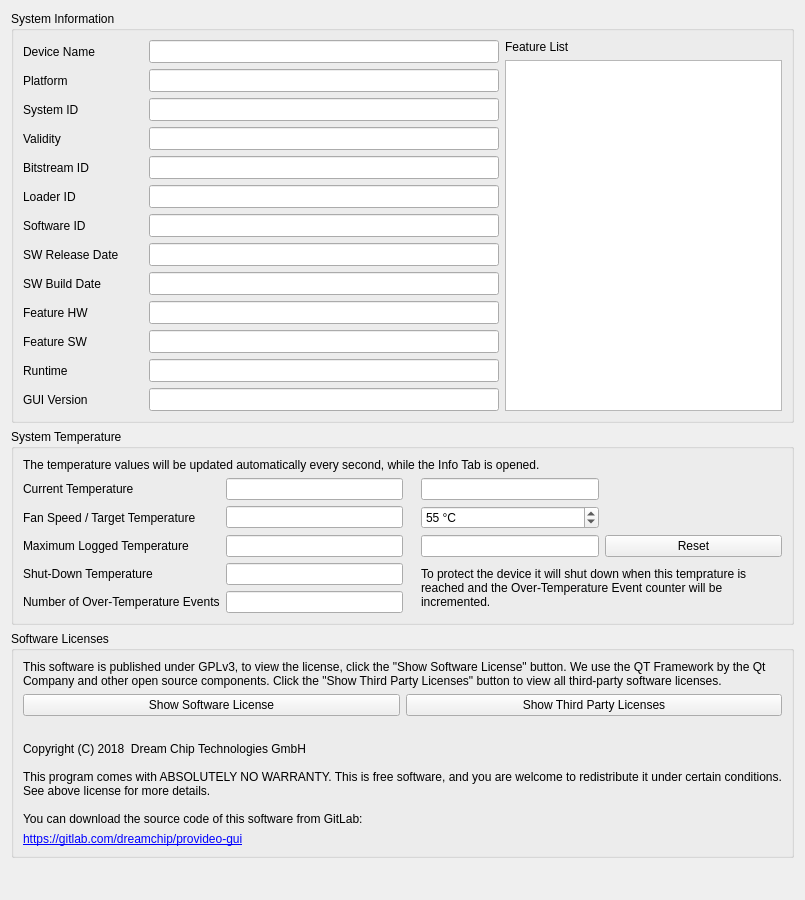
Old version of the form dct_widgets/infobox/infobox.ui in the repository KAYA-Instruments/SDI-Control-Point.
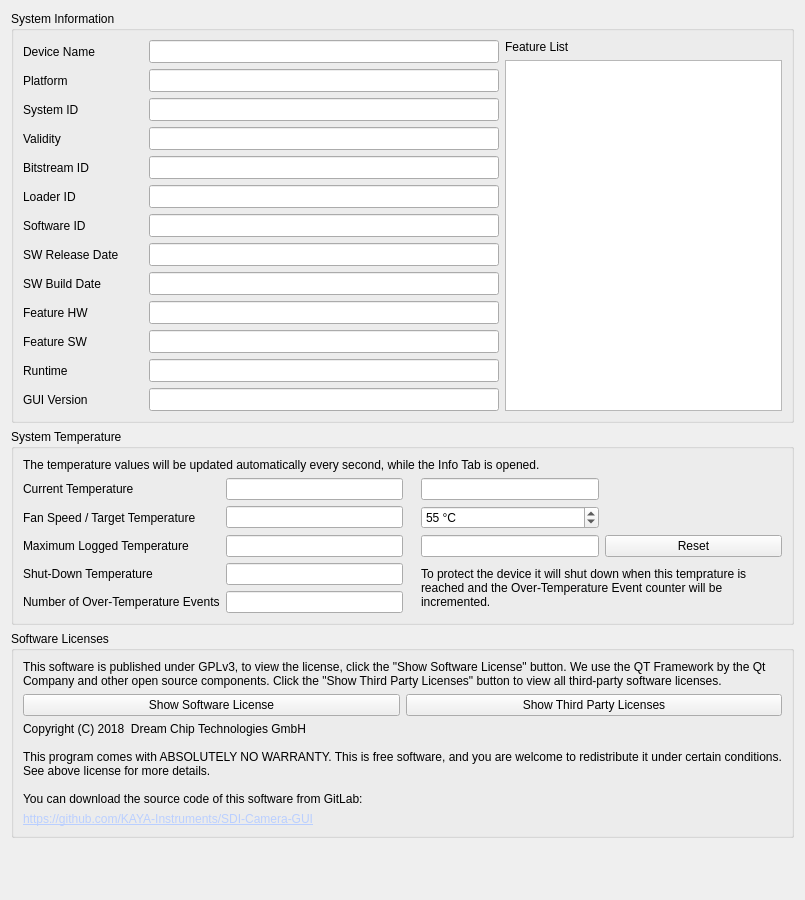
New version of the form.

What changed in the file:
```diff
--- a/dct_widgets/infobox/infobox.ui
+++ b/dct_widgets/infobox/infobox.ui
@@ -928,19 +928,6 @@
           </item>
          </layout>
         </item>
-        <item>
-         <spacer name="spacerLicenses">
-          <property name="orientation">
-           <enum>Qt::Vertical</enum>
-          </property>
-          <property name="sizeHint" stdset="0">
-           <size>
-            <width>20</width>
-            <height>20</height>
-           </size>
-          </property>
-         </spacer>
-        </item>
         <item>
          <widget class="QLabel" name="lblCopyright">
           <property name="text">
@@ -961,7 +948,7 @@
            <cursorShape>PointingHandCursor</cursorShape>
           </property>
           <property name="text">
-           <string>&lt;a href=&quot;https://gitlab.com/dreamchip/provideo-gui&quot;&gt;https://gitlab.com/dreamchip/provideo-gui&lt;/a&gt;</string>
+           <string>&lt;html&gt;&lt;head/&gt;&lt;body&gt;&lt;p&gt;&lt;a href=&quot;https://github.com/KAYA-Instruments/SDI-Camera-GUI&quot;&gt;&lt;span style=&quot; text-decoration: underline; color:#bacfff;&quot;&gt;https://github.com/KAYA-Instruments/SDI-Camera-GUI&lt;/span&gt;&lt;/a&gt;&lt;/p&gt;&lt;/body&gt;&lt;/html&gt;</string>
           </property>
           <property name="openExternalLinks">
            <bool>true</bool>
```
